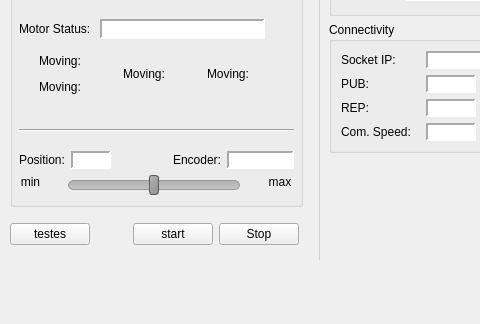
Old version of the form assets/ui/main.ui in the repository dev-LNA/HostFocuser160; both pictures show x 0 to 480 and y 252 to 576 of the 630 by 576 pixel window.
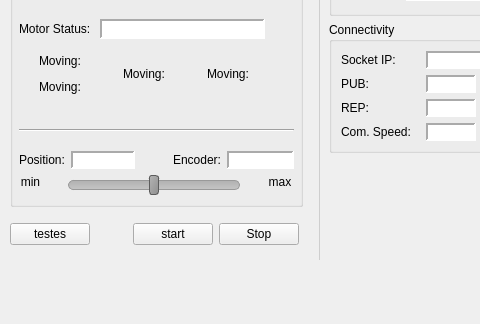
New version of the form. Icons and pictures are not drawn.

What changed in the file:
```diff
--- a/assets/ui/main.ui
+++ b/assets/ui/main.ui
@@ -2269,7 +2269,7 @@
              </property>
              <property name="minimumSize">
               <size>
-               <width>40</width>
+               <width>64</width>
                <height>0</height>
               </size>
              </property>
```
Left out of the diff: 2 changed lines with no effect on the pictures.
